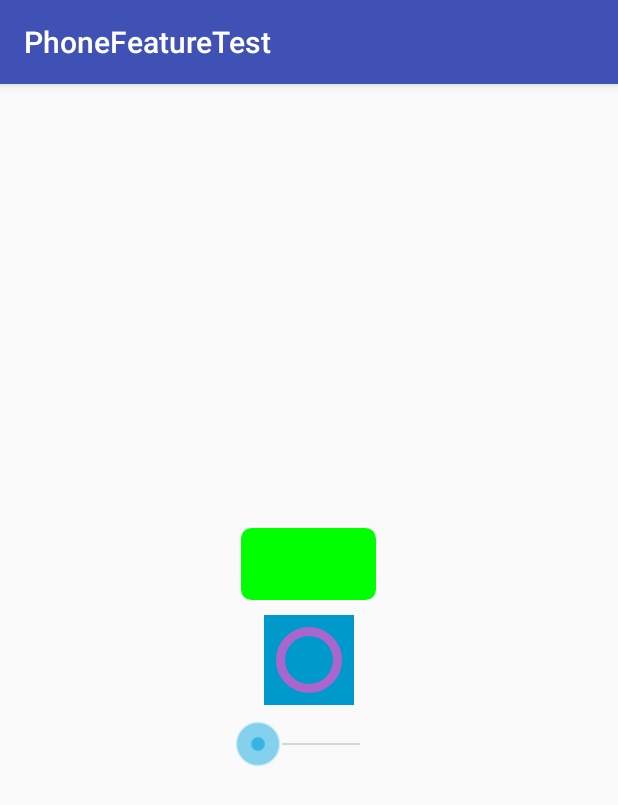
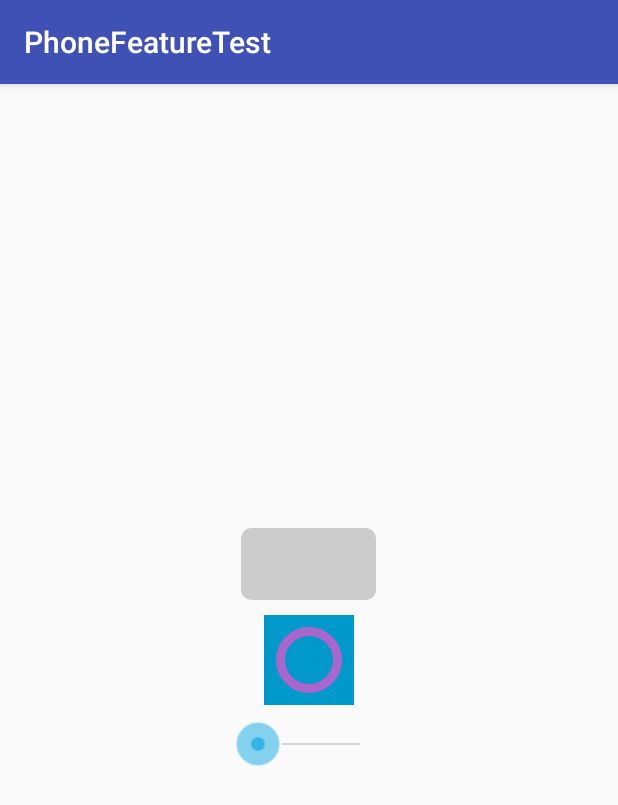
Before and after one commit to SummerRock/PhoneFeatureTest, an Android app: the ProgressBarTestActivity screen opened directly, with no data from a screen before it, on a phone screen of 412 x 824 dp. Shown: the top 805 px of the screen. Run offline under Robolectric (Android 15) with nearby library versions, the phone set to English and light mode, and no system bars.

Commit message:
add code

```diff
--- a/app/src/main/java/com/example/yanxia/phonefeaturetest/widget/ProgressButton.java
+++ b/app/src/main/java/com/example/yanxia/phonefeaturetest/widget/ProgressButton.java
@@ -51,6 +51,13 @@ public class ProgressButton extends AppCompatButton {
 
     private Paint backgroundPaint;
 
+    private int backgroundColor = Color.LTGRAY;
+
+    private static final int BACKGROUND_TYPE_STROKE = 0;
+    private static final int BACKGROUND_TYPE_FILL = 1;
+
+    private int backgroundType = BACKGROUND_TYPE_FILL;
+
     public ProgressButton(Context context) {
         this(context, null);
     }
@@ -89,10 +96,11 @@ public class ProgressButton extends AppCompatButton {
 
             isShowProgress = attr.getBoolean(R.styleable.ProgressButton_showProgressNum, true);
 
-            int defaultProgressColor = getResources().getColor(R.color.colorPrimary);
-            progressColor = attr.getColor(R.styleable.ProgressButton_progressColor, defaultProgressColor);
+            progressColor = attr.getColor(R.styleable.ProgressButton_progressColor, getResources().getColor(R.color.colorPrimary));
+            backgroundColor = attr.getColor(R.styleable.ProgressButton_progressButtonBgColor, Color.LTGRAY);
+            borderWidth = (int) attr.getDimension(R.styleable.ProgressButton_backgroundBorderWidth, density * 3);
 
-            borderWidth = (int) attr.getDimension(R.styleable.ProgressButton_backgroundBorderWidth, density * 3);
+            backgroundType = attr.getInt(R.styleable.ProgressButton_backgroundType, BACKGROUND_TYPE_FILL);
 
         } finally {
             attr.recycle();
@@ -100,12 +108,24 @@ public class ProgressButton extends AppCompatButton {
         isFinish = true;
 
         backgroundPaint = new Paint(Paint.ANTI_ALIAS_FLAG);
-        backgroundPaint.setColor(Color.GREEN);
+
+        backgroundPaint.setColor(backgroundColor);
+        if (backgroundType == BACKGROUND_TYPE_FILL) {
+            backgroundPaint.setStyle(Paint.Style.FILL);
+        } else if (backgroundType == BACKGROUND_TYPE_STROKE) {
+            backgroundPaint.setStyle(Paint.Style.STROKE);
+            backgroundPaint.setStrokeWidth(borderWidth);
+            backgroundPaint.setStrokeJoin(Paint.Join.ROUND);
+        }
     }
 
     @Override
     protected void onDraw(Canvas canvas) {
-        canvas.drawRoundRect(getBgRectF(), cornerRadius, cornerRadius, backgroundPaint);
+        if (backgroundType == BACKGROUND_TYPE_STROKE) {
+            canvas.drawRect(getBgRectF(), backgroundPaint);
+        } else {
+            canvas.drawRoundRect(getBgRectF(), cornerRadius, cornerRadius, backgroundPaint);
+        }
         if (mProgress >= MIN_PROGRESS && mProgress <= MAX_PROGRESS && !isFinish) {
             drawProgress(canvas);
             if (isShowProgress) {
--- a/app/src/main/res/layout/activity_progress_bar_test.xml
+++ b/app/src/main/res/layout/activity_progress_bar_test.xml
@@ -14,6 +14,7 @@
         android:layout_centerHorizontal="true"
         android:layout_marginBottom="10dp"
         app:backgroundBorderWidth="6dp"
+        app:backgroundType="fill"
         app:buttonCornerRadius="7dp"
         app:progressColor="@android:color/holo_red_light"
         app:progressTextSize="12sp"
--- a/app/src/main/res/values/attrs.xml
+++ b/app/src/main/res/values/attrs.xml
@@ -27,9 +27,10 @@
         <attr name="buttonCornerRadius" format="dimension" />
         <attr name="showProgressNum" format="boolean" />
         <attr name="backgroundBorderWidth" format="dimension" />
+        <attr name="progressButtonBgColor" format="color" />
         <attr name="backgroundType" format="enum">
-            <enum name="stroke" value="1" />
-            <enum name="fill" value="2" />
+            <enum name="stroke" value="0" />
+            <enum name="fill" value="1" />
         </attr>
     </declare-styleable>
 </resources>
```
